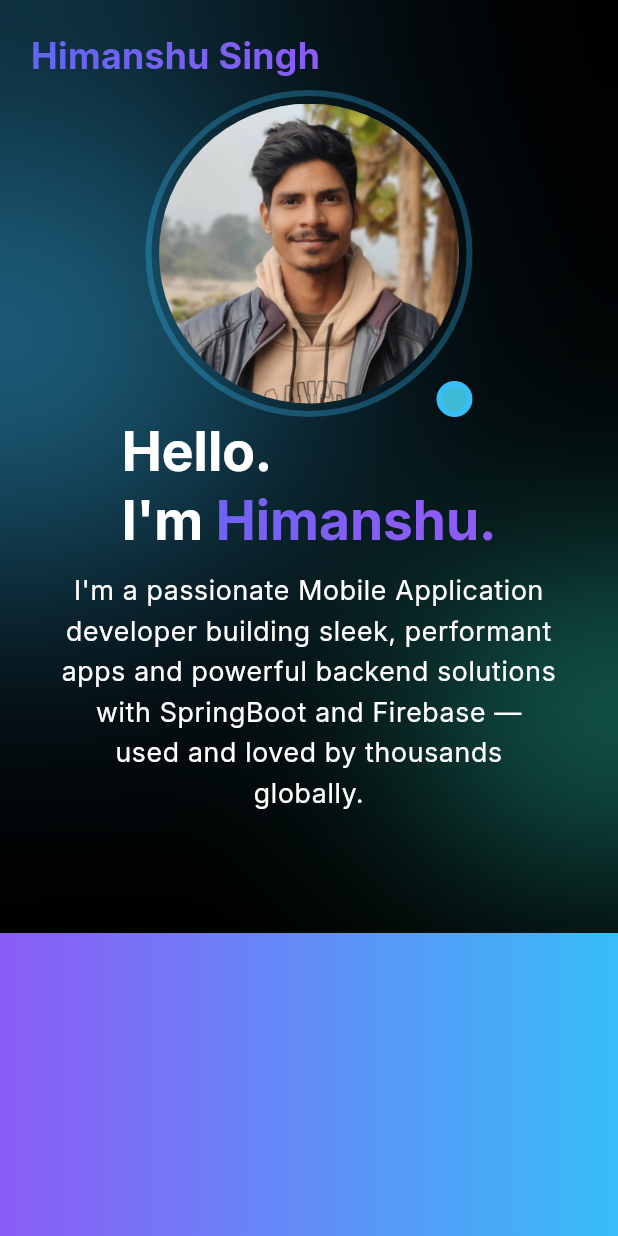
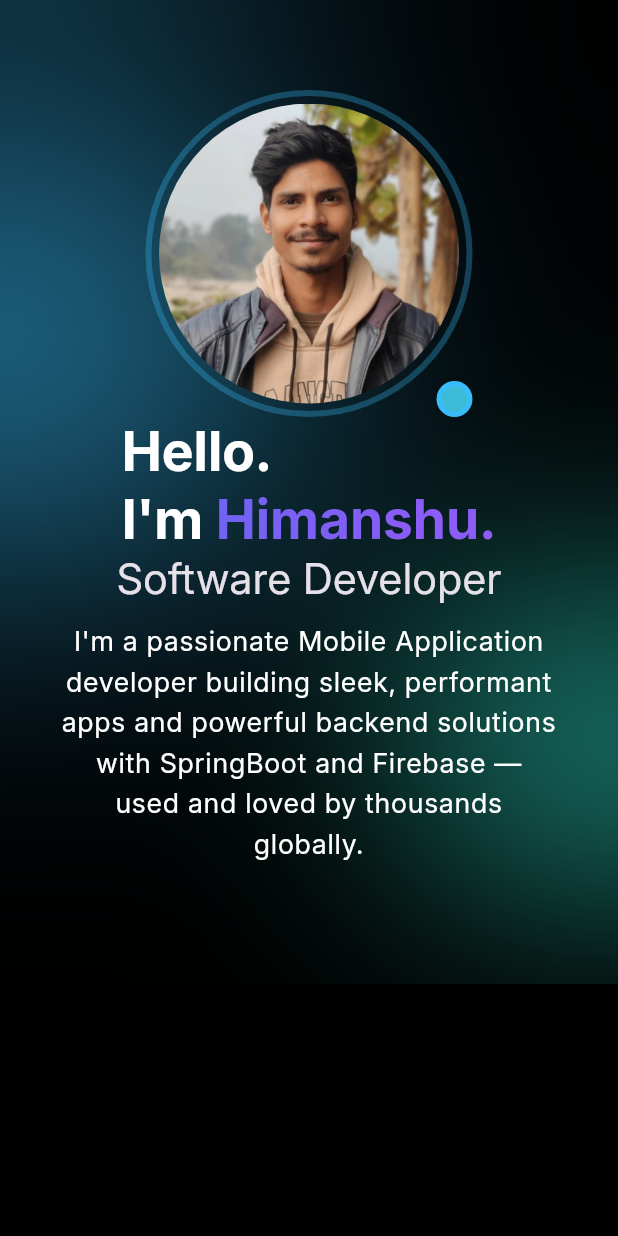
Before and after one commit to himanshu040/portfolio, a Flutter app: the screen it shows after launch, on a phone screen of 412 x 824 dp. Run offline on Flutter 3.47's test engine with Material 3 defaults, Android fonts, the light colour scheme and no system bars; drawn by our look-alikes of animated_text_kit; our stand-ins replace bloc, equatable, flutter_bloc.

Commit message:
home done

```diff
--- a/lib/core/common/widgets/home.dart
+++ b/lib/core/common/widgets/home.dart
@@ -18,8 +18,9 @@ class Home extends StatelessWidget  {
       print("fdegfegr$isDark");
       List<String> positions=[
         "Software Developer",
+        "Android Developer",
         "Flutter Developer",
-        "Android Developer",
+
         "Freelancer"
       ];
     return
@@ -58,7 +59,8 @@ class Home extends StatelessWidget  {
 
                      padding:  EdgeInsets.symmetric(horizontal:SizeConfig.isTablet()||SizeConfig.isMobile()? 40: 100, vertical: 60),
                     child:
-                    SizeConfig.isMobile()?Column(
+                    SizeConfig.isMobile()?
+                    Column(
                       children: [
                          TweenAnimationBuilder<double>(
                                 tween: Tween<double>(
@@ -112,13 +114,13 @@ class Home extends StatelessWidget  {
                                    TextSpan(children: [
                                     TextSpan(
                                        text: "Hello.\nI'm",
-                                     style:Theme.of(context).textTheme.titleLarge!.copyWith(
+                                     style:Theme.of(context).textTheme.headlineLarge!.copyWith(
                                       // fontSize:SizeConfig.isMobile()?36:SizeConfig.isTablet()?48 :60,
                                       )    ,
                                     ),
                                     TextSpan(
                                       text:" Himanshu.",
-                                       style: Theme.of(context).textTheme.titleLarge!.copyWith(
+                                       style: Theme.of(context).textTheme.headlineLarge!.copyWith(
                                foreground: Paint()
                                  ..shader = LinearGradient(colors: [
                                          Color(0xFF6366F1), // indigo-500
@@ -133,6 +135,17 @@ class Home extends StatelessWidget  {
 
                                     ),
                                 ),
+
+                                 AnimatedTextKit(
+                                    repeatForever: true,
+                                    isRepeatingAnimation: true,
+                                    animatedTexts: positions.map((e)=>TypewriterAnimatedText(e,
+                                    speed: Duration(milliseconds: 100),
+                                    cursor: "|",
+                                    textStyle: Theme.of(context).textTheme.headlineMedium
+                                    )).toList(),
+
+                                    ),
                                                          SizedBox(
                                 height: 10,
                                                          ),
@@ -227,13 +240,13 @@ class Home extends StatelessWidget  {
                                    TextSpan(children: [
                                     TextSpan(
                                        text: "Hello.\nI'm",
-                                     style:Theme.of(context).textTheme.titleLarge!.copyWith(
+                                     style:Theme.of(context).textTheme.headlineLarge!.copyWith(
                                       // fontSize:SizeConfig.isMobile()?36:SizeConfig.isTablet()?48 :60,
                                       )    ,
                                     ),
                                     TextSpan(
                                       text:" Himanshu.",
-                                       style: Theme.of(context).textTheme.titleLarge!.copyWith(
+                                       style: Theme.of(context).textTheme.headlineLarge!.copyWith(
                                foreground: Paint()
                                  ..shader = LinearGradient(colors: [
                                          Color(0xFF6366F1), // indigo-500
@@ -248,7 +261,16 @@ class Home extends StatelessWidget  {
 
                                     ),
                                   ),
-                                  AnimatedTextKit(animatedTexts: animatedTexts),
+                                  AnimatedTextKit(
+                                    repeatForever: true,
+                                    isRepeatingAnimation: true,
+                                    animatedTexts: positions.map((e)=>TypewriterAnimatedText(e,
+                                    speed: Duration(milliseconds: 100),
+                                    cursor: "|",
+                                    textStyle: Theme.of(context).textTheme.headlineMedium
+                                    )).toList(),
+
+                                    ),
                         SizedBox(height: 10,) ,
                                   AnimatedCustomWidget(
                                     index: 1,
@@ -349,8 +371,8 @@ class Home extends StatelessWidget  {
                                                                child: ClipOval(
                                          child: Image(
                                           image: AssetImage('asset/images/profile.jpeg'),
-                                          height:SizeConfig.isMobile()?200: 400,
-                                          width:SizeConfig.isMobile()?200: 400, // Replace with your image
+                                          height:SizeConfig.isMobile()?200: SizeConfig.screenWidth*0.30,
+                                          width:SizeConfig.isMobile()?200: SizeConfig.screenWidth*0.30, // Replace with your image
                                           fit: BoxFit.cover,
                                         ),
                                                                ),
--- a/lib/core/common/widgets/work.dart
+++ b/lib/core/common/widgets/work.dart
@@ -2,11 +2,17 @@ import 'package:flutter/material.dart';
 import 'package:portfolio/core/theme/color_pallete.dart';
 
 class Work extends StatelessWidget {
-  const Work({super.key});
+  const
+
+
+
+  Work({super.key});
 
   @override
   Widget build(BuildContext context) {
-    return SliderAnimation();
+    return SizedBox(
+      height: 100,
+    );
   }
 }
 
@@ -37,7 +43,8 @@ class _SliderAnimationState extends State<SliderAnimation> {
                         Color(0xFF8B5CF6),
                         AppColors.primary
                     ],
-
+                        begin: Alignment.topCenter,
+                        end: Alignment.bottomCenter
                     )
           ),
         );
--- a/lib/core/theme/app_theme.dart
+++ b/lib/core/theme/app_theme.dart
@@ -35,7 +35,7 @@ class AppTheme {
       ),
       textTheme: TextTheme(
 
-        titleLarge: TextStyle(
+        headlineLarge: TextStyle(
                                color:Colors.white ,
                                 fontSize:SizeConfig.isMobile()?36:SizeConfig.isTablet()?40 :55,
                                fontWeight: FontWeight.w700
--- a/lib/feature/home.dart
+++ b/lib/feature/home.dart
@@ -20,7 +20,12 @@ class HomeScreen extends StatelessWidget {
     return Scaffold(
       extendBodyBehindAppBar: true,
 
-      appBar: CustomHeader(),
+      // appBar: CustomHeader(),
+
+
+
+
+
 
 
 
@@ -30,6 +35,7 @@ class HomeScreen extends StatelessWidget {
         children: [
         Home(),
         Work()
+
 
 
         ],
```
